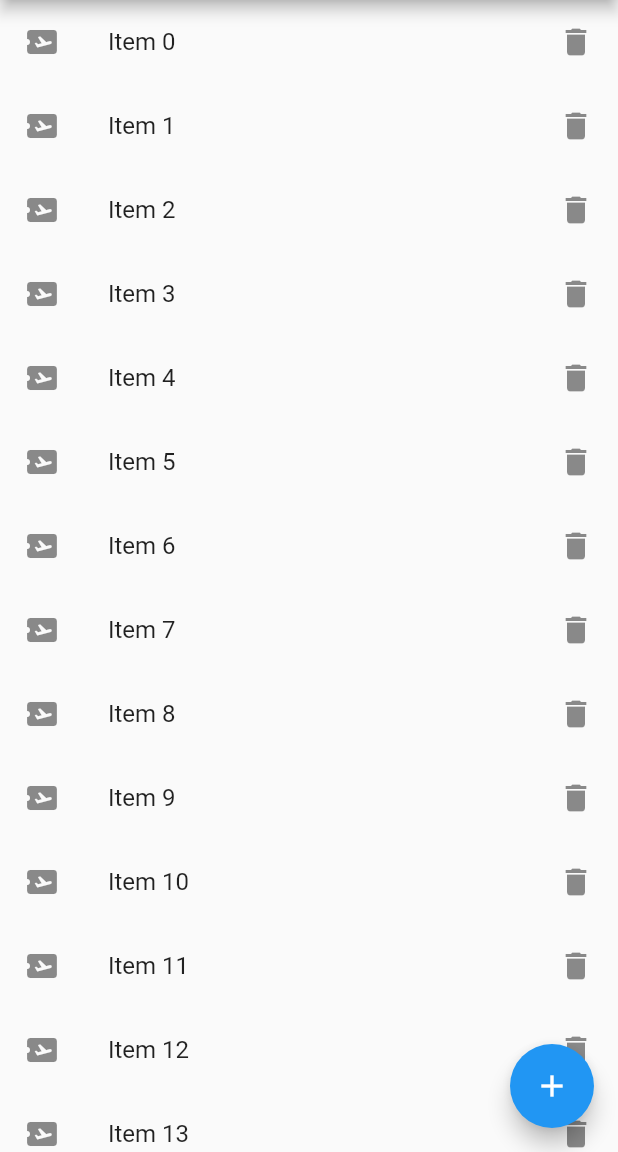
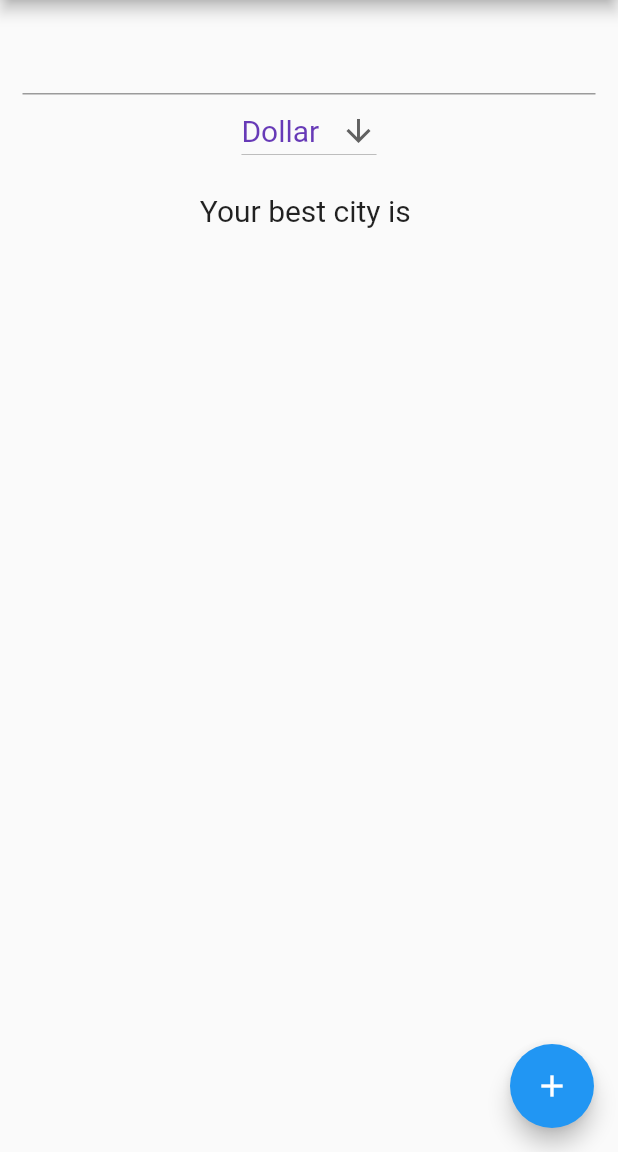
Before and after one commit to sunglimlee/untitled3, a Flutter app: the screen it shows after launch, on a phone screen of 412 x 824 dp, the part 84-1236 px from its top. Run offline on Flutter 3.47's test engine with Material 2 defaults, Android fonts, the phone set to English and light mode, and no system bars.

Commit message:
DropdownButton

```diff
--- /dev/null
+++ b/lib/app_screens/favorite_city.dart
@@ -0,0 +1,59 @@
+import 'package:flutter/material.dart';
+
+class FavoriteCity extends StatefulWidget {
+  const FavoriteCity({Key? key}) : super(key: key);
+
+  @override
+  State createState() {
+    return _FavoriteCityState();
+  }
+}
+
+class _FavoriteCityState extends State<FavoriteCity> {
+  String nameCity = "";
+  final _currencies = ['Rupees', 'Dollar', 'Pound'];
+  var currentItemSelected = 'Dollar';
+
+  @override
+  Widget build(BuildContext context) {
+    return Container(
+      padding: const EdgeInsets.all(15.0),
+      child: Column(
+        children: [
+          TextField(
+            onSubmitted: (value) {
+
+              setState(() {
+                nameCity = value.toString();
+              });
+            },
+          ),
+          DropdownButton<String>(
+            icon: const Icon(Icons.arrow_downward),
+            elevation: 16,
+            style: const TextStyle(color: Colors.deepPurple,fontSize: 20.0),
+            items: _currencies.map((e) {
+                return DropdownMenuItem<String>(
+                  value: e,
+                  child: Text(e),
+                );
+              }).toList(),
+              onChanged: (newValueSelected) {
+                setState(() {
+                  currentItemSelected = newValueSelected!;
+                });
+              },
+              value: currentItemSelected,
+          ),
+          Padding(
+            padding: const EdgeInsets.all(18.0),
+            child: Text(
+              "Your best city is $nameCity",
+              style: const TextStyle(fontSize: 20.0),
+            ),
+          )
+        ],
+      ),
+    );
+  }
+}
--- /dev/null
+++ b/lib/app_screens/second_screen.dart
@@ -0,0 +1,25 @@
+import "package:flutter/material.dart";
+import 'package:untitled3/app_screens/alert_dialog.dart';
+import 'package:untitled3/app_screens/favorite_city.dart';
+import 'package:untitled3/app_screens/show_long_listview.dart';
+
+class SecondScreen extends StatelessWidget {
+  const SecondScreen({Key? key}) : super(key: key);
+
+  @override
+  Widget build(BuildContext context) {
+    return Scaffold(
+      appBar: AppBar(
+        title: const Text("First Screen"),
+        titleTextStyle: const TextStyle(
+            color: Colors.white, fontSize: 30.0, fontStyle: FontStyle.italic),
+      ),
+      body: FavoriteCity(),
+      floatingActionButton: FloatingActionButton(
+        onPressed: () { showAlertDialog1(context, title: "Floating Button", content: "Floating button pressed"); },
+        tooltip: "Add One more Item",
+        child: const Icon(Icons.add),
+      ),
+    );
+  }
+}
--- a/lib/app_screens/show_long_listview.dart
+++ b/lib/app_screens/show_long_listview.dart
@@ -5,6 +5,12 @@ import 'package:untitled3/app_screens/alert_dialog.dart';
 // 2. Widget 으로 변경
 // 3. ListView 에 적용 (builder 함수 이용)
 
+/* ListView is a stateful widget. Just because you wrap it in a stateless widget does not mean
+   it also becomes stateless.
+   That's the whole magic,
+   you can have many stateful and stateless widgets wrapped in stateful and
+   stateless widgets...
+ */
 class ShowLongListView extends StatelessWidget {
   const ShowLongListView({Key? key}) : super(key: key);
 
--- a/lib/main.dart
+++ b/lib/main.dart
@@ -1,5 +1,7 @@
 import 'package:flutter/material.dart';
+import 'package:untitled3/app_screens/favorite_city.dart';
 import 'package:untitled3/app_screens/first_screen_dart.dart';
+import 'package:untitled3/app_screens/second_screen.dart';
 
 void main() => runApp(const MyFirstApp());
 
@@ -10,7 +12,7 @@ class MyFirstApp extends StatelessWidget {
   Widget build(BuildContext context) {
     return const MaterialApp(
       debugShowCheckedModeBanner: false,
-      home: FirstScreen(),
+      home: SecondScreen(),
     );
   }
 }
```
